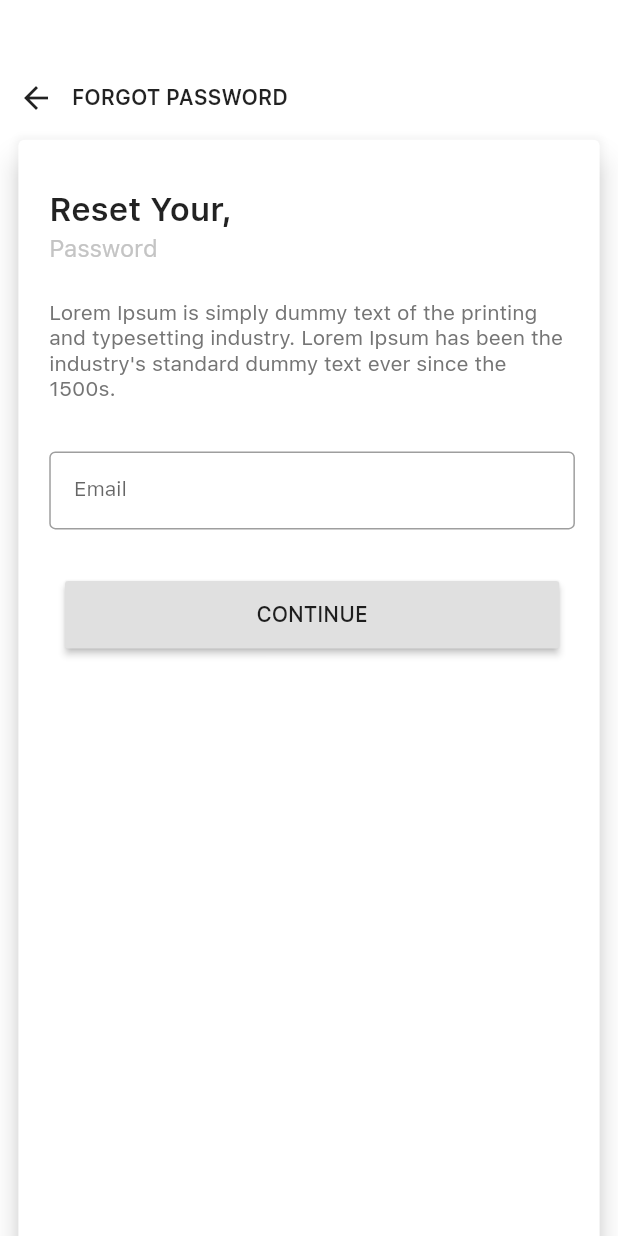
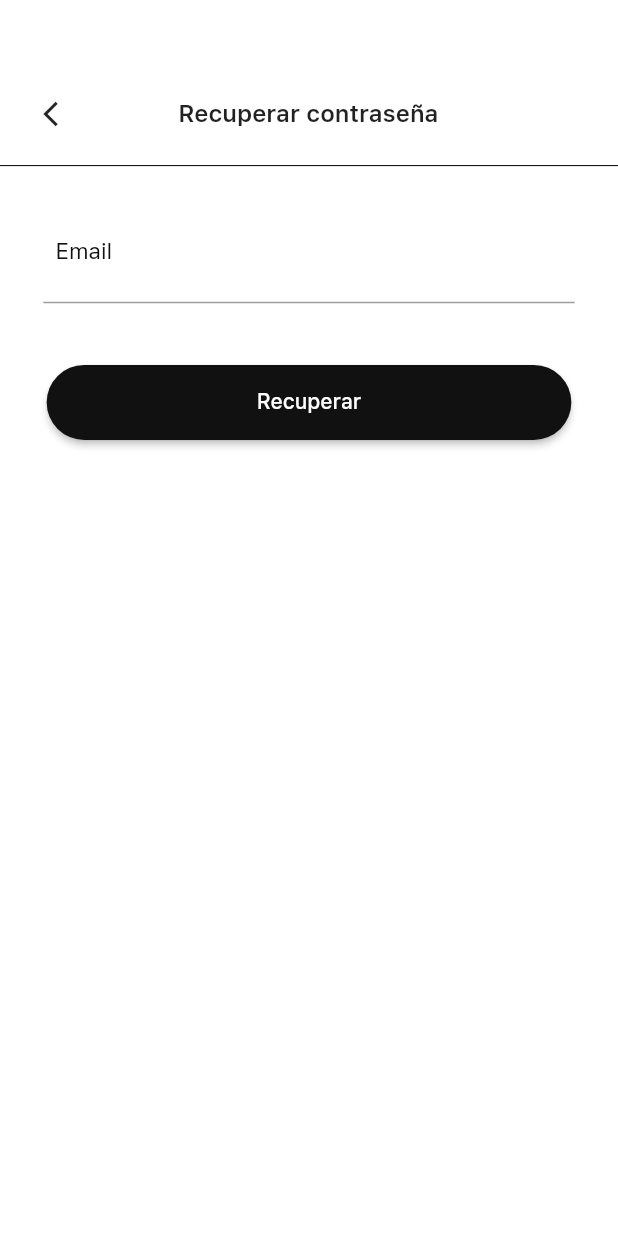
Before and after one commit to arenauniverse/Softuvo-Flutter, a Flutter app: the ForgetPasswordView screen opened directly, on a phone screen of 412 x 824 dp. Run offline on Flutter 3.47's test engine with Material 2 defaults, Android fonts, the phone set to English and light mode, and no system bars; our stand-ins replace flutter_svg, flutter_switch, google_sign_in; missing offline and left inert: flutter_facebook_login; project files that could hold a hidden picture were left out.

Commit message:
reset password screen

```diff
--- a/lib/ForgetPassword/ForgetPasswordView.dart
+++ b/lib/ForgetPassword/ForgetPasswordView.dart
@@ -13,140 +13,117 @@ class _ForgetPasswordViewState extends State<ForgetPasswordView> {
   @override
   Widget build(BuildContext context) {
     return Scaffold(
-      body: Form(
-        key: _formKey,
+      body: Container(
+        margin: EdgeInsets.only(
+          top: SizeConfig.blockSizeVertical * 8.0,
+          /*  left: SizeConfig.blockSizeHorizontal * 7,
+            right: SizeConfig.blockSizeHorizontal * 7*/
+        ),
         child: SingleChildScrollView(
           physics: NeverScrollableScrollPhysics(),
           child: Column(
+            crossAxisAlignment: CrossAxisAlignment.start,
             children: [
-              Padding(
-                padding:
-                    EdgeInsets.only(top: SizeConfig.blockSizeHorizontal * 10),
-                child: Container(
-                  child: Row(
+              Row(
                 children: [
-                      IconButton(
-                          icon: Icon(Icons.arrow_back),
-                          onPressed: () {
+                  Container(
+                    margin: EdgeInsets.only(
+                        left: SizeConfig.blockSizeHorizontal * 7,
+                        right: SizeConfig.blockSizeHorizontal * 7),
+                    child: GestureDetector(
+                      onTap: () {
                         Navigator.pop(context);
-                          }),
-                      Text(
-                        "FORGOT PASSWORD",
+                        // Get.back();
+                      },
+                      child: Icon(
+                        Icons.arrow_back_ios,
+                        size: 20.0,
+                      ),
+                    ),
+                  ),
+                  Container(
+                    margin: EdgeInsets.only(
+                        left: SizeConfig.blockSizeHorizontal * 10),
+                    child: Text(
+                      "Recuperar contraseña",
                       style: TextStyle(
-                            fontWeight: FontWeight.w600, fontSize: 14),
+                          fontFamily: AppTheme.appFont,
+                          fontWeight: FontWeight.w600,
+                          fontSize: 16),
+                    ),
                   )
                 ],
               ),
+              Container(
+                margin: EdgeInsets.only(top: SizeConfig.blockSizeVertical * 2),
+                child: Divider(
+                  color: Color(0xFF000000),
                 ),
               ),
-              Padding(
-                padding: EdgeInsets.only(
-                    left: SizeConfig.blockSizeHorizontal * 2,
-                    right: SizeConfig.blockSizeHorizontal * 2),
-                child: Card(
-                  elevation: 8.0,
-                  child: Padding(
-                    padding: EdgeInsets.only(
-                        top: SizeConfig.blockSizeVertical * 4,
-                        left: SizeConfig.blockSizeHorizontal * 5,
-                        right: SizeConfig.blockSizeHorizontal * 4),
-                    child: Container(
-                        height: SizeConfig.blockSizeVertical * 88,
-                        width: SizeConfig.blockSizeHorizontal * 100,
-                        child: Column(
-                          crossAxisAlignment: CrossAxisAlignment.start,
-                          mainAxisAlignment: MainAxisAlignment.start,
-                          children: [
-                            Text(
-                              "Reset Your,",
-                              style: TextStyle(
-                                  fontSize: 22.0, fontWeight: FontWeight.w600),
-                            ),
-                            SizedBox(
-                              height: SizeConfig.blockSizeVertical * 0.5,
-                            ),
-                            Text(
-                              "Password",
-                              style: TextStyle(
-                                  fontSize: 16, color: AppTheme.greyColor),
-                            ),
-                            SizedBox(
+              /* SizedBox(
                 height: SizeConfig.blockSizeVertical * 3,
               ),
               Text(
-                              "Lorem Ipsum is simply dummy text of the printing and typesetting industry. Lorem Ipsum has been the industry's standard dummy text ever since the 1500s.",
-                              style: TextStyle(color: Colors.grey.shade600),
-                              textAlign: TextAlign.start,
+                'Recuperar contraseña',
+                style: TextStyle(
+                    fontFamily: AppTheme.appFont,
+                    fontWeight: FontWeight.w600,
+                    fontSize: 24),
+              ),*/
+              SizedBox(
+                height: SizeConfig.blockSizeVertical * 2,
               ),
-                            SizedBox(
-                              height: SizeConfig.blockSizeVertical * 4,
-                            ),
-                            TextFormField(
+              Container(
+                margin: EdgeInsets.only(
+                    left: SizeConfig.blockSizeHorizontal * 7,
+                    right: SizeConfig.blockSizeHorizontal * 7),
+                child: TextFormField(
                   cursorColor: Colors.black,
                   validator: (value) {
                     if (value == null || value == "") {
-                                  return "Enter Email Address";
+                      return "Enter Valid Email";
                     }
                   },
                   onFieldSubmitted: (v) {},
                   decoration: InputDecoration(
-                                  focusedBorder: OutlineInputBorder(
-                                    borderRadius:
-                                        BorderRadius.all(Radius.circular(4)),
-                                    borderSide: BorderSide(
-                                      width: 0.8,
-                                      color: Colors.black,
-                                    ),
-                                  ),
                       contentPadding: EdgeInsets.only(
                           top: SizeConfig.blockSizeVertical * 2,
                           bottom: SizeConfig.blockSizeVertical * 2,
-                                      left: SizeConfig.blockSizeVertical * 2),
-                                  border: OutlineInputBorder(
-                                    borderSide: const BorderSide(
-                                        color: Colors.black, width: 1.0),
+                          left: SizeConfig.blockSizeVertical * 1),
+                      labelText: "Email",
+                      labelStyle: TextStyle(
+                          fontFamily: AppTheme.appFont,
+                          fontSize: 15.0,
+                          color: AppTheme.blackColor)),
+                  keyboardType: TextInputType.emailAddress,
+                  textInputAction: TextInputAction.next,
                 ),
-                                  labelText: "Email",
-                                  labelStyle: TextStyle(fontSize: 14.0)),
-                              keyboardType: TextInputType.emailAddress,
-                              textInputAction: TextInputAction.done,
               ),
               SizedBox(
-                              height: SizeConfig.blockSizeVertical * 4,
+                height: SizeConfig.blockSizeVertical * 2,
               ),
               Center(
+                child: Container(
+                  margin: EdgeInsets.symmetric(
+                    vertical: SizeConfig.blockSizeVertical * 3,
+                  ),
                   child: RaisedButton(
                     padding: EdgeInsets.symmetric(
-                                    horizontal:
-                                        SizeConfig.blockSizeHorizontal * 31,
-                                    vertical:
-                                        SizeConfig.blockSizeVertical * 1.7),
-                                onPressed: () {
-                                  FocusScope.of(context).unfocus();
-                                  if (_formKey.currentState.validate()) {
-                                    // if(validateEmail());
-                                    // Get.to(LoginScreenView());
-                                  } else {
-                                    // Navigator.pop(context);
-                                  }
-                                },
-                                child: Text(
-                                  "CONTINUE",
-                                  /*   style: TextStyle(
-                                        fontSize: 14,
-                                        color: Colors.white,
-                                        fontFamily: AppTheme.fontLato)*/
+                        horizontal: SizeConfig.blockSizeHorizontal * 34,
+                        vertical: SizeConfig.blockSizeVertical * 2),
+                    onPressed: () {},
+                    color: AppTheme.blackColor,
+                    shape: RoundedRectangleBorder(
+                      borderRadius: new BorderRadius.circular(25.0),
+                    ),
+                    child: Text("Recuperar",
+                        style: TextStyle(
+                            color: AppTheme.whiteColor,
+                            fontWeight: FontWeight.w500,
+                            fontFamily: AppTheme.appFont)),
                   ),
                 ),
               ),
-                            SizedBox(
-                              height: SizeConfig.blockSizeVertical * 4,
-                            ),
-                          ],
-                        )),
-                  ),
-                ),
-              )
             ],
           ),
         ),
```
Also changed, not shown: lib/LogIn/Login_View.dart (+22 -7 lines), lib/LoginSignUpListing/LoginSgnupListingView.dart (+11 -9 lines), lib/Register/Register_View.dart (+14 -3 lines), lib/Splash/SplashView.dart (+10 -6 lines). Lines whose indentation alone changed are shown as unchanged.
